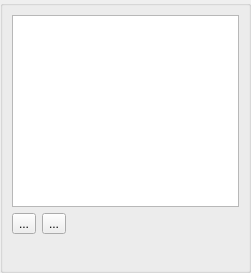
This is src/EWS/app/widget/DetectorEditor.ui in metasim/ews as Qt 5 draws it before an edit. The edited form follows.
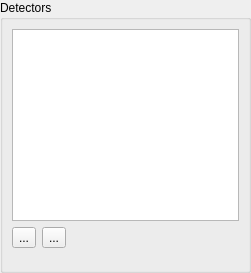
This is the edited form. Icons and pictures are not drawn.

Commit message: Detectors with colors

What changed in the file:
```diff
--- a/src/EWS/app/widget/DetectorEditor.ui
+++ b/src/EWS/app/widget/DetectorEditor.ui
@@ -26,6 +26,9 @@
    </property>
    <item>
     <widget class="QGroupBox" name="groupBox">
+     <property name="title">
+      <string>Detectors</string>
+     </property>
      <layout class="QVBoxLayout" name="verticalLayout_6">
       <item>
        <widget class="QTableView" name="samplerTable">
```
The commit also changes 10 other files.
